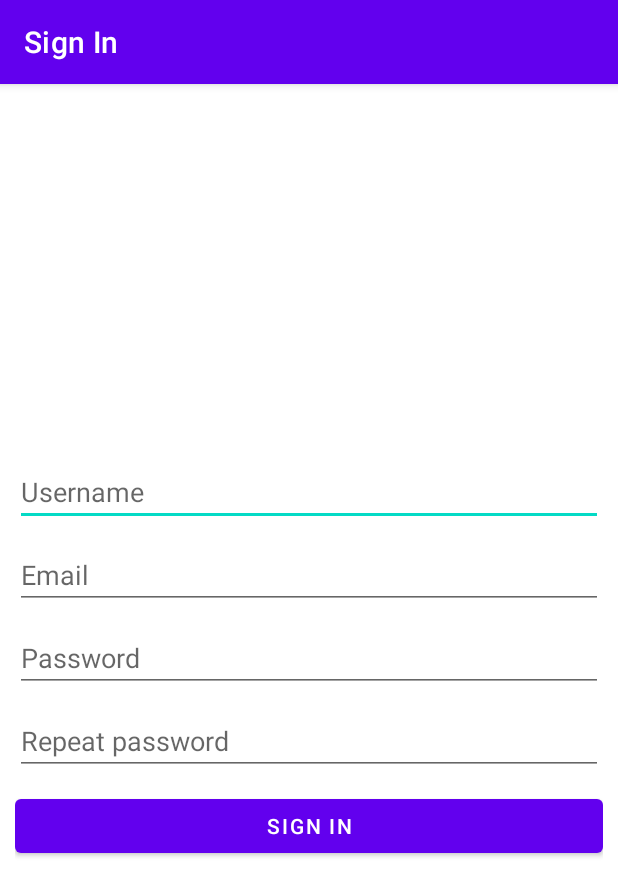
After one commit to Peter-98/ChatKotlin, an Android app: the RegistroActivity screen opened directly, with no data from a screen before it, on a phone screen of 412 x 824 dp. The commit adds this screen. Shown: the top 896 px of the screen. Run offline under Robolectric (Android 15) with nearby library versions, the phone set to English and light mode, and no system bars; our stand-ins replace Firebase (no records; nobody signed in at launch, a user with empty details on screens opened directly).

Commit message:
login and sign in

```diff
--- a/app/build.gradle
+++ b/app/build.gradle
@@ -44,4 +44,6 @@ dependencies {
     androidTestImplementation 'androidx.test.espresso:espresso-core:3.5.1'
     implementation 'com.airbnb.android:lottie:4.2.1'
     implementation platform('com.google.firebase:firebase-bom:32.6.0')
+    implementation 'com.google.firebase:firebase-auth'
+    implementation 'com.google.firebase:firebase-database'
 }
--- /dev/null
+++ b/app/src/main/java/com/pedmar/chatkotlin/RegistroActivity.kt
@@ -0,0 +1,111 @@
+package com.pedmar.chatkotlin
+
+import android.content.Intent
+import androidx.appcompat.app.AppCompatActivity
+import android.os.Bundle
+import android.widget.Button
+import android.widget.EditText
+import android.widget.Toast
+import com.google.firebase.auth.FirebaseAuth
+import com.google.firebase.database.DatabaseReference
+import com.google.firebase.database.FirebaseDatabase
+
+class RegistroActivity : AppCompatActivity() {
+
+    private lateinit var R_Et_username : EditText
+    private lateinit var R_Et_email : EditText
+    private lateinit var R_Et_password : EditText
+    private lateinit var R_Et_r_password : EditText
+    private lateinit var Btn_sign_in : Button
+
+    private lateinit var auth: FirebaseAuth
+    private lateinit var reference: DatabaseReference
+
+    override fun onCreate(savedInstanceState: Bundle?) {
+        super.onCreate(savedInstanceState)
+        setContentView(R.layout.activity_registro)
+        supportActionBar!!.title = "Sign In"
+        InicializarVariables()
+
+        Btn_sign_in.setOnClickListener{
+            ValidarDatos()
+        }
+    }
+
+    private fun InicializarVariables(){
+        R_Et_username = findViewById(R.id.R_Et_username)
+        R_Et_email = findViewById(R.id.R_Et_email)
+        R_Et_password = findViewById(R.id.R_Et_password)
+        R_Et_r_password = findViewById(R.id.R_Et_r_password)
+        Btn_sign_in = findViewById(R.id.Btn_sign_in)
+        auth = FirebaseAuth.getInstance()
+    }
+
+    private fun ValidarDatos() {
+        val username: String = R_Et_username.text.toString()
+        val email: String = R_Et_email.text.toString()
+        val password: String = R_Et_password.text.toString()
+        val rPassword: String = R_Et_r_password.text.toString()
+
+        if (username.isEmpty()) {
+            Toast.makeText(applicationContext, "Username is empty", Toast.LENGTH_SHORT).show()
+        } else if (username.length < 5) {
+            Toast.makeText(applicationContext, "Username must be at least 5 characters", Toast.LENGTH_SHORT).show()
+        } else if (email.isEmpty()) {
+            Toast.makeText(applicationContext, "Email is empty", Toast.LENGTH_SHORT).show()
+        } else if (!android.util.Patterns.EMAIL_ADDRESS.matcher(email).matches()) {
+            Toast.makeText(applicationContext, "Invalid email address", Toast.LENGTH_SHORT).show()
+        } else if (password.isEmpty()) {
+            Toast.makeText(applicationContext, "Password is empty", Toast.LENGTH_SHORT).show()
+        } else if (password.length < 6) {
+            Toast.makeText(applicationContext, "Password must be at least 6 characters", Toast.LENGTH_SHORT).show()
+        } else if (rPassword.isEmpty()) {
+            Toast.makeText(applicationContext, "Repeat the password is empty", Toast.LENGTH_SHORT).show()
+        } else if (!password.equals(rPassword)) {
+            Toast.makeText(applicationContext, "Passwords do not match", Toast.LENGTH_SHORT).show()
+        } else {
+            RegistrarUsuario(email, password)
+        }
+    }
+
+
+    private fun RegistrarUsuario(email: String, password: String){
+        auth.createUserWithEmailAndPassword(email, password)
+            .addOnCompleteListener{task ->
+                if(task.isSuccessful){
+                    var uid : String = ""
+                    uid = auth.currentUser!!.uid
+                    reference = FirebaseDatabase.getInstance().reference.child("Users").child(uid)
+
+                    //Ordenar los datos en un hashmap para guardarlos en firebase
+                    val hashmap = HashMap<String, Any>()
+                    val hUsername : String = R_Et_username.text.toString()
+                    val hEmail : String = R_Et_email.text.toString()
+
+                    hashmap["uid"] = uid
+                    hashmap["username"] = hUsername
+                    hashmap["email"] = hEmail
+                    hashmap["image"] = ""
+                    hashmap["search"] = hUsername.lowercase()
+
+                    reference.updateChildren(hashmap)
+                        .addOnCompleteListener{task2 ->
+                            if(task2.isSuccessful){
+                                val intent = Intent(this@RegistroActivity, MainActivity::class.java)
+                                Toast.makeText(applicationContext, "Has been successfully registered", Toast.LENGTH_SHORT).show()
+                                startActivity(intent)
+                            }
+
+                    }.addOnFailureListener{e->
+                            Toast.makeText(applicationContext, "{$e.message}", Toast.LENGTH_SHORT).show()
+                        }
+
+                }else{
+                    Toast.makeText(applicationContext, "An error has occurred", Toast.LENGTH_SHORT).show()
+                }
+
+        }.addOnFailureListener{e->
+                Toast.makeText(applicationContext, "{$e.message}", Toast.LENGTH_SHORT).show()
+            }
+    }
+}
--- a/app/src/main/java/com/pedmar/chatkotlin/SplashScreen.kt
+++ b/app/src/main/java/com/pedmar/chatkotlin/SplashScreen.kt
@@ -18,7 +18,7 @@ class SplashScreen : AppCompatActivity() {
             }
 
             override fun onFinish() {
-                val intent = Intent(applicationContext, MainActivity::class.java)
+                val intent = Intent(applicationContext, Inicio::class.java)
                 startActivity(intent)
                 finish()
             }
--- /dev/null
+++ b/app/src/main/res/layout/activity_registro.xml
@@ -0,0 +1,58 @@
+<?xml version="1.0" encoding="utf-8"?>
+<RelativeLayout
+
+    xmlns:android="http://schemas.android.com/apk/res/android"
+    xmlns:app="http://schemas.android.com/apk/res-auto"
+    xmlns:tools="http://schemas.android.com/tools"
+    android:layout_width="match_parent"
+    android:layout_height="match_parent"
+    tools:context=".RegistroActivity">
+
+    <LinearLayout
+        android:layout_width="match_parent"
+        android:layout_height="match_parent"
+        android:orientation="vertical"
+        android:gravity="center"
+        android:padding="10dp">
+        <EditText
+            android:id="@+id/R_Et_username"
+            android:hint="@string/R_Et_username"
+            android:inputType="text"
+            android:layout_width="match_parent"
+            android:layout_height="wrap_content"/>
+
+        <EditText
+            android:id="@+id/R_Et_email"
+            android:hint="@string/R_Et_email"
+            android:layout_marginTop="10dp"
+            android:inputType="textEmailAddress"
+            android:layout_width="match_parent"
+            android:layout_height="wrap_content"/>
+
+        <EditText
+            android:id="@+id/R_Et_password"
+            android:hint="@string/R_Et_password"
+            android:layout_marginTop="10dp"
+            android:inputType="textPassword"
+            android:layout_width="match_parent"
+            android:layout_height="wrap_content"/>
+
+        <EditText
+            android:id="@+id/R_Et_r_password"
+            android:hint="@string/R_Et_r_password"
+            android:layout_marginTop="10dp"
+            android:inputType="textPassword"
+            android:layout_width="match_parent"
+            android:layout_height="wrap_content"/>
+
+        <Button
+            android:id="@+id/Btn_sign_in"
+            android:text="@string/Btn_sign_in"
+            android:layout_marginTop="10dp"
+            android:layout_width="match_parent"
+            android:layout_height="wrap_content"/>
+    </LinearLayout>
+
+
+
+</RelativeLayout>
--- a/app/src/main/res/values/strings.xml
+++ b/app/src/main/res/values/strings.xml
@@ -1,4 +1,17 @@
 <resources>
     <string name="app_name">ChatKotlin</string>
     <string name="nombre_desarrollador">Pedro Martin Aguilera</string>
+
+    <!--- boton inicial -->
+    <string name="Btn_ir_sign_in">Sign in</string>
+    <string name="Btn_ir_login">Log in</string>
+
+
+    <!--- registro edit text -->
+    <string name="R_Et_username">Username</string>
+    <string name="R_Et_email">Email</string>
+    <string name="R_Et_password">Password</string>
+    <string name="R_Et_r_password">Repeat password</string>
+    <string name="Btn_sign_in">Sign in</string>
+
 </resources>
```
Also changed, not shown: app/src/main/AndroidManifest.xml (+12 -2 lines), app/src/main/java/com/pedmar/chatkotlin/Inicio.kt (added, +37 -0 lines), app/src/main/java/com/pedmar/chatkotlin/LoginActivity.kt (added, +11 -0 lines), app/src/main/res/layout/activity_inicio.xml (added, +37 -0 lines), app/src/main/res/layout/activity_login.xml (added, +9 -0 lines).
